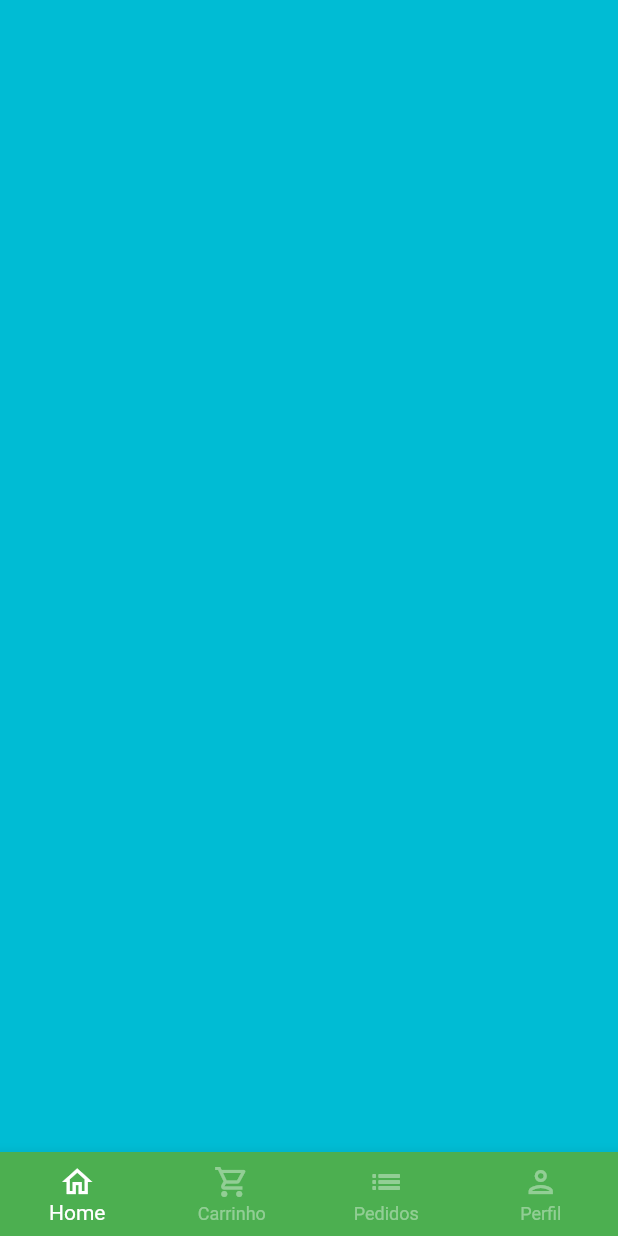
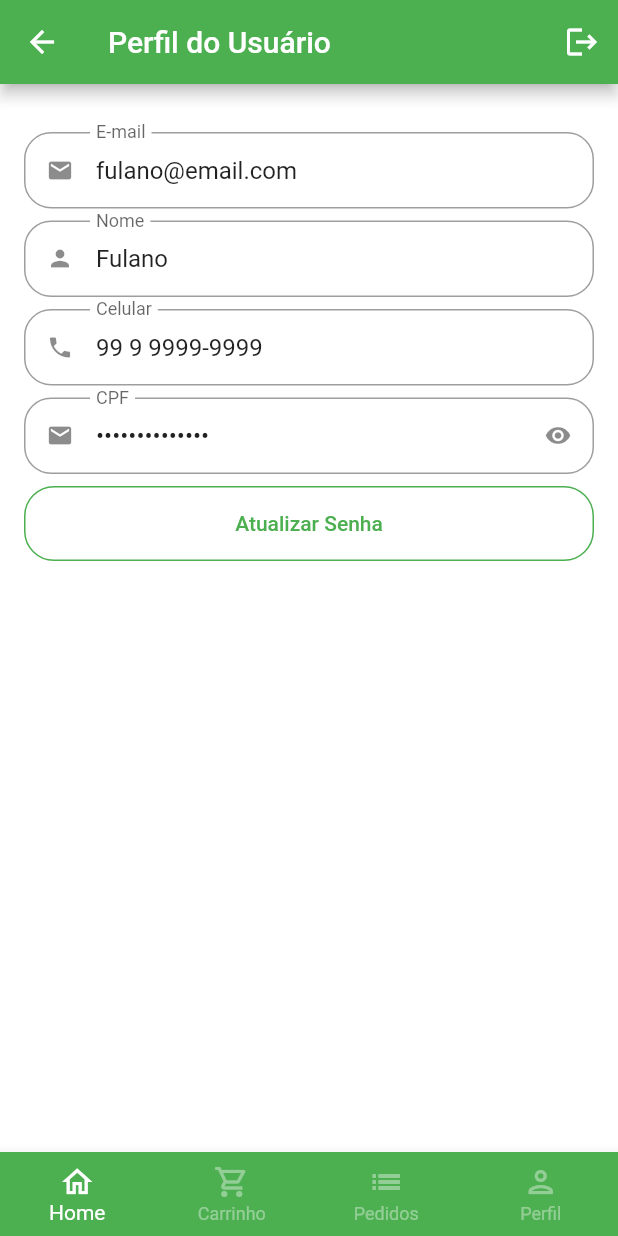
Before and after one commit to o-Angelo/flutter-and-getX, a Flutter app: the BaseScreen screen opened directly, swiped to page 4, on a phone screen of 412 x 824 dp. Run offline on Flutter 3.47's test engine with Material 2 defaults, Android fonts, the phone set to English and light mode, and no system bars; our stand-ins replace animated_text_kit, badges, mask_text_input_formatter.

Commit message:
Profile UI | Creation

```diff
--- a/lib/src/config/app_data.dart
+++ b/lib/src/config/app_data.dart
@@ -1,5 +1,6 @@
 import 'package:quitanda/src/models/cart_item_model.dart';
 import 'package:quitanda/src/models/item_model.dart';
+import 'package:quitanda/src/models/user_model.dart';
 
 ItemModel apple = ItemModel(
   description:
@@ -87,3 +88,11 @@ List<CartItemModel> cartItems = [
     quantity: 3,
   ),
 ];
+
+UserModel user = UserModel(
+  name: 'Fulano',
+  email: 'fulano@email.com',
+  phone: '99 9 9999-9999',
+  cpf: '999.999.999-99',
+  password: '',
+);
--- /dev/null
+++ b/lib/src/models/user_model.dart
@@ -0,0 +1,15 @@
+class UserModel {
+  String name;
+  String email;
+  String phone;
+  String cpf;
+  String password;
+
+  UserModel({
+    required this.name,
+    required this.email,
+    required this.phone,
+    required this.cpf,
+    required this.password,
+  });
+}
--- a/lib/src/pages/auth/sign_in_screen.dart
+++ b/lib/src/pages/auth/sign_in_screen.dart
@@ -1,7 +1,7 @@
 import 'package:animated_text_kit/animated_text_kit.dart';
 import 'package:flutter/material.dart';
 
-import 'package:quitanda/src/pages/auth/components/custom_text_field.dart';
+import 'package:quitanda/src/pages/common_widgets/custom_text_field.dart';
 import 'package:quitanda/src/pages/auth/sign_up_screen.dart';
 import 'package:quitanda/src/pages/base/base_screen.dart';
 import 'package:quitanda/src/config/custom_colors.dart';
--- a/lib/src/pages/auth/sign_up_screen.dart
+++ b/lib/src/pages/auth/sign_up_screen.dart
@@ -1,6 +1,6 @@
 import 'package:flutter/material.dart';
 import 'package:mask_text_input_formatter/mask_text_input_formatter.dart';
-import 'package:quitanda/src/pages/auth/components/custom_text_field.dart';
+import 'package:quitanda/src/pages/common_widgets/custom_text_field.dart';
 import 'package:quitanda/src/config/custom_colors.dart';
 
 class SignUpScreen extends StatelessWidget {
--- a/lib/src/pages/base/base_screen.dart
+++ b/lib/src/pages/base/base_screen.dart
@@ -1,6 +1,7 @@
 import 'package:flutter/material.dart';
 import 'package:quitanda/src/pages/cart/cart_tab.dart';
 import 'package:quitanda/src/pages/home/home_tab.dart';
+import 'package:quitanda/src/pages/profile/profile_tab.dart';
 
 class BaseScreen extends StatefulWidget {
   const BaseScreen({super.key});
@@ -21,9 +22,9 @@ class _BaseScreenState extends State<BaseScreen> {
         physics: const NeverScrollableScrollPhysics(),
         children: [
           const HomeTab(),
-          CartTab(),
-          Container(color: Colors.purple),
+          const CartTab(),
           Container(color: Colors.cyan),
+          const ProfileTab(),
         ],
       ),
       bottomNavigationBar: BottomNavigationBar(
--- a/lib/src/pages/auth/components/custom_text_field.dart
+++ b/lib/src/pages/common_widgets/custom_text_field.dart
@@ -6,6 +6,8 @@ class CustomTextField extends StatefulWidget {
   final String label;
   final bool isSecret;
   final List<TextInputFormatter>? inputFormatter;
+  final String? initialValue;
+  final bool readOnly;
 
   const CustomTextField({
     super.key,
@@ -13,6 +15,8 @@ class CustomTextField extends StatefulWidget {
     required this.label,
     this.isSecret = false,
     this.inputFormatter,
+    this.initialValue,
+    this.readOnly = false,
   });
 
   @override
@@ -33,6 +37,8 @@ class _CustomTextFieldState extends State<CustomTextField> {
     return Padding(
       padding: const EdgeInsets.only(bottom: 8.0),
       child: TextFormField(
+        readOnly: widget.readOnly,
+        initialValue: widget.initialValue,
         inputFormatters: widget.inputFormatter,
         obscureText: isObscure,
         decoration: InputDecoration(
--- /dev/null
+++ b/lib/src/pages/profile/profile_tab.dart
@@ -0,0 +1,79 @@
+import 'package:flutter/material.dart';
+import 'package:quitanda/src/pages/common_widgets/custom_text_field.dart';
+import 'package:quitanda/src/config/app_data.dart' as appData;
+
+class ProfileTab extends StatelessWidget {
+  const ProfileTab({super.key});
+
+  @override
+  Widget build(BuildContext context) {
+    return Scaffold(
+      appBar: AppBar(
+        title: const Text('Perfil do Usuário'),
+        actions: [
+          IconButton(
+            onPressed: () {},
+            icon: const Icon(Icons.logout),
+          ),
+        ],
+      ),
+
+      // Formulário de dados
+      body: ListView(
+        physics: const BouncingScrollPhysics(),
+        padding: const EdgeInsets.fromLTRB(16, 32, 16, 16),
+        children: [
+          // email
+          CustomTextField(
+            icon: Icons.email,
+            label: 'E-mail',
+            initialValue: appData.user.email,
+            readOnly: true,
+          ),
+
+          // nome
+          CustomTextField(
+            icon: Icons.person,
+            label: 'Nome',
+            initialValue: appData.user.name,
+            readOnly: true,
+          ),
+
+          // celular
+          CustomTextField(
+            icon: Icons.phone,
+            label: 'Celular',
+            initialValue: appData.user.phone,
+            readOnly: true,
+          ),
+
+          // cpf
+          CustomTextField(
+            icon: Icons.email,
+            label: 'CPF',
+            isSecret: true,
+            initialValue: appData.user.cpf,
+            readOnly: true,
+          ),
+
+          // alterar senha
+          SizedBox(
+            height: 50,
+            child: OutlinedButton(
+              onPressed: () {},
+              style: OutlinedButton.styleFrom(
+                shape: RoundedRectangleBorder(
+                  borderRadius: BorderRadius.circular(20),
+                ),
+                side: const BorderSide(
+                  color: Colors.green,
+                ),
+              ),
+              child: const Text('Atualizar Senha'),
+            ),
+          ),
+        ],
+      ),
+    );
+  }
+}
```
